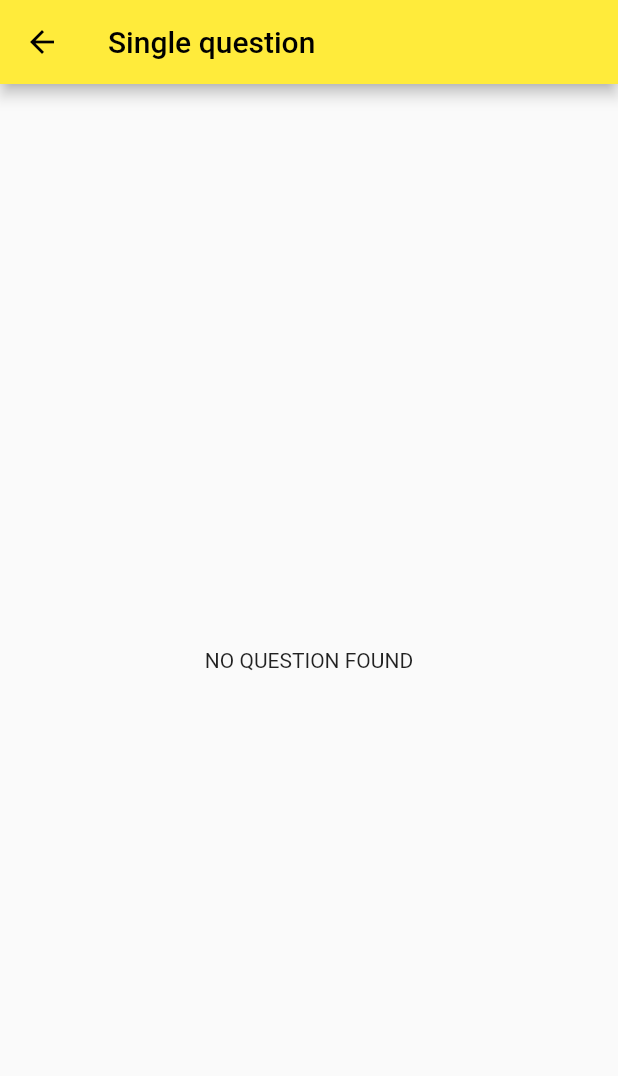
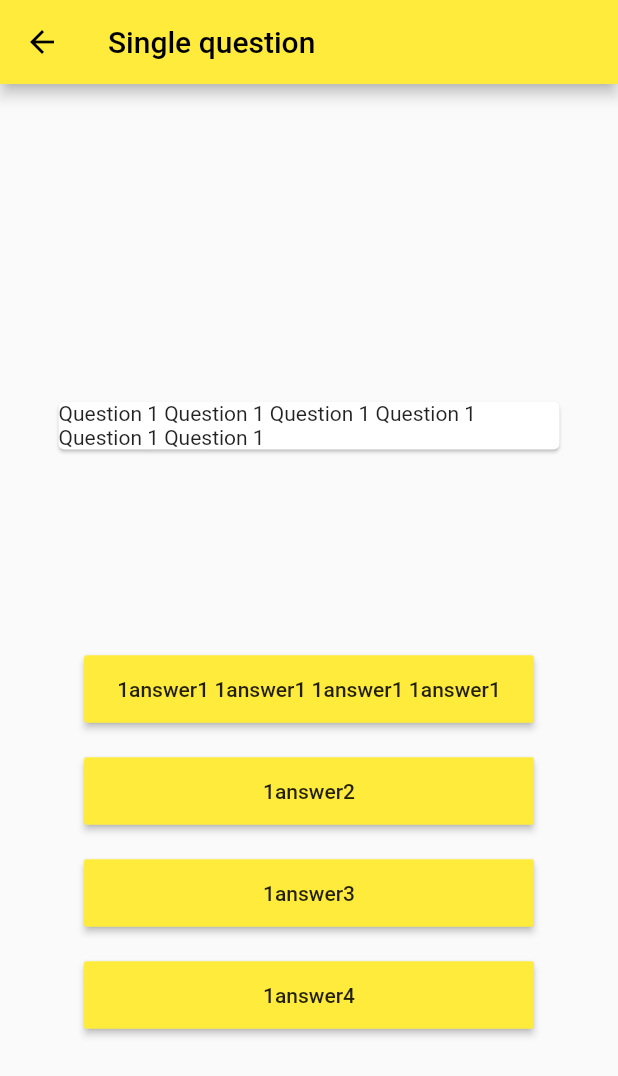
Before and after one commit to arturoszulc/sepapka, a Flutter app: the screen it shows after launch, after a tap on "Sign in", after a tap on "Losowe pytanie", on a phone screen of 412 x 824 dp. Shown: the top 1076 px of the screen. Run offline on Flutter 3.47's test engine with Material 2 defaults, Android fonts, the phone set to English and light mode, and no system bars; our stand-ins replace flutter_spinkit, get_it; accounts and stored records are empty.

Commit message:
Layout of single question screen

```diff
--- a/lib/model_layer/models/logged_user.dart
+++ b/lib/model_layer/models/logged_user.dart
@@ -6,7 +6,7 @@ class LoggedUser {
   int qListVersion;
   List<QMap> qListNew;
   List<QMap> qListPractice;
-  List<QMap> qListDeleted;
+  List<QMap> qListNotShown;
 
   LoggedUser(
       {
@@ -14,6 +14,6 @@ class LoggedUser {
         required this.qListVersion,
         required this.qListNew,
         required this.qListPractice,
-        required this.qListDeleted
+        required this.qListNotShown
       });
 }
--- a/lib/model_layer/models/question_map.dart
+++ b/lib/model_layer/models/question_map.dart
@@ -7,4 +7,10 @@ class QMap {
     required this.id,
     required this.dateModified,
     required this.numberFib});
+
+  @override
+  toString() {
+    return '{id: $id, dateModified: $dateModified, numberFib: $numberFib';
+  }
+
 }
--- a/lib/model_layer/services/auth.dart
+++ b/lib/model_layer/services/auth.dart
@@ -29,9 +29,9 @@ UserService _userService = serviceLocator.get<UserService>();
 
       if (data != null) {
         await _userService.createUser(data);
-        var result = _userService.getUser();
+        var result = _userService.loggedUser;
       if (result != null) {
-        return Success(response: 'User created successfully');
+        return Success(object: 'User created successfully');
       }
       }
     } catch (e) {
--- a/lib/model_layer/services/database.dart
+++ b/lib/model_layer/services/database.dart
@@ -18,14 +18,14 @@ class DatabaseService {
       qListVersion: 1,
       qListNew: [
         QMap(id: qList[0].id, dateModified: '2021-00-00', numberFib: 0),
+        QMap(id: qList[1].id, dateModified: '2021-00-00', numberFib: 0),
       ],
       qListPractice: [
-        QMap(id: qList[1].id, dateModified: '2021-00-00', numberFib: 0),
         QMap(id: qList[2].id, dateModified: '2021-00-00', numberFib: 0),
         QMap(id: qList[3].id, dateModified: '2021-00-00', numberFib: 0),
 
       ],
-      qListDeleted: [
+      qListNotShown: [
         QMap(id: qList[4].id, dateModified: '2021-00-00', numberFib: 0),
         QMap(id: qList[5].id, dateModified: '2021-00-00', numberFib: 0),
 
--- a/lib/model_layer/services/question.dart
+++ b/lib/model_layer/services/question.dart
@@ -1,5 +1,6 @@
 import 'package:flutter/foundation.dart';
 import 'package:flutter/material.dart';
+import 'package:sepapka/model_layer/models/question_map.dart';
 import 'package:sepapka/model_layer/services/database.dart';
 import 'package:sepapka/model_layer/services/user_service.dart';
 import 'package:sepapka/utils/api_status.dart';
@@ -25,14 +26,14 @@ class QuestionService{
 
 
   //Methods
-  Future prepareKnownQuestion() async {
+  Future prepareNewQuestion() async {
 
     //get ID of first KnownQuestion from user qKnownList
-    var result = await _userService.getKnownQuestionID();
+    var result = await _userService.getNewQuestionQMap();
 
     if (result is Success) {
-      var qId = result.response as String;
-      _singleKnownQuestion = qListGlobal.firstWhereOrNull((element) => element.id == qId);
+      var qMap = result.object as QMap;
+      _singleKnownQuestion = qListGlobal.firstWhereOrNull((element) => element.id == qMap.id);
       debugPrint('single question known: $_singleKnownQuestion');
     }
     else {
@@ -41,15 +42,19 @@ class QuestionService{
   }
 
 
-  Future moveQuestionToPractice(String questionId) async {
+  Future<Object> moveNewQuestionToPractice(String questionId) async {
 
-    //Place Question in the right list
-    var updatedUser = await _userService.moveQuestionToPractice(questionId);
+    //Place Question in the right list and get updated User object
+    var moveResult = await _userService.moveNewQuestionToPractice(questionId);
 
-    if (updatedUser != null) {
-      //Send updated User to database
+    if (moveResult is Success) {
+      //If question was moved successfully, the response contains updated user
+    return Success();
     }
-
+    else {
+      //return error message back
+      return moveResult;
+    }
   }
 
 }
--- a/lib/model_layer/services/user_service.dart
+++ b/lib/model_layer/services/user_service.dart
@@ -1,3 +1,4 @@
+import 'package:collection/collection.dart';
 import 'package:flutter/material.dart';
 import 'package:sepapka/model_layer/models/logged_user.dart';
 import 'package:sepapka/model_layer/models/question_map.dart';
@@ -14,18 +15,26 @@ class UserService {
     debugPrint('LoggedUser created: $_loggedUser');
   }
 
-  getKnownQuestionID() {
-    debugPrint('UserService.getKnownQuestionID deployed');
-    String? qId = _loggedUser!.qListDeleted.first['id'];
+  getNewQuestionQMap() {
+    QMap qMap = _loggedUser!.qListNew.first;
 
-    if (qId != null) {
-      return Success(response: qId);
+    if (qMap != null) {
+      return Success(object: qMap);
     } else {
-      return Failure(errorResponse: 'No question found');
+      return Failure(errorResponse: 'No New question found');
     }
   }
 
-  Future<LoggedUser?> moveQuestionToPractice(String questionId) async {
+  Future<Object> moveNewQuestionToPractice(String questionId) async {
+    //Get QMap by ID from qNewList
+    var qMap = getQMapFromNewById(questionId);
+
+    if (qMap != null) {
+      var addResult = await addQuestionToPractice(qMap);
+      if (addResult is Success) {
+        return Success(object: _loggedUser);
+      }
+    }
 
     //find Question by ID, retrieve it's QMap, and delete it form list
 
@@ -33,22 +42,27 @@ class UserService {
 
     //Add QMap to Practice List
 
-      return _loggedUser;
-
+    return _loggedUser!;
   }
 
-  QMap? getQMapById(String questionId) {
+  QMap? getQMapFromNewById(String questionId) {
     //Look it up
-    return null;
+    QMap? qMap = _loggedUser!.qListNew
+        .firstWhereOrNull((element) => element.id == questionId);
+    if (qMap != null) {
+      _loggedUser!.qListNew.remove(qMap);
+    }
+    return qMap;
   }
 
- removeQuestionFromNew(String questionId) {
-  if (_loggedUser!.qListNew.contains({'id': questionId})) {
-    return true;
+  addQuestionToPractice(QMap qMap) {
+    if (_loggedUser!.qListPractice.contains(qMap)) {
+      return Failure(
+          errorResponse:
+              'addQuestionToPractice() error: Question is already in qListPractice');
+    } else {
+      _loggedUser!.qListPractice.add(qMap);
+      return Success();
+    }
   }
 }
-
-removeQuestionFromKnown(String questionId) {}
-
-removeQUestionFromUnknown(String questionId) {}
-}
--- a/lib/utils/api_status.dart
+++ b/lib/utils/api_status.dart
@@ -1,13 +1,14 @@
 class Success {
   int? code;
-  Object? response;
+  Object? object;
 
-  Success({this.code, this.response});
+  Success({this.code, this.object});
 }
 
 class Failure {
   int? code;
-  Object? errorResponse;
+  String? errorResponse;
+
 
   Failure({this.code, this.errorResponse});
 }
--- a/lib/view_layer/authenticate/sing_in_screen.dart
+++ b/lib/view_layer/authenticate/sing_in_screen.dart
@@ -12,8 +12,8 @@ class SignInScreen extends StatelessWidget {
     final manager = Provider.of<Manager>(context);
     return Scaffold(
       appBar: AppBar(title: Text('Sign In Screen'),),
-      body: Column(
-        children: [
+      body: Center(
+        child:
           ElevatedButton(
             onPressed: () {
               var result = manager.signIn(email: 'test', password: '111');
@@ -21,7 +21,7 @@ class SignInScreen extends StatelessWidget {
             child: Text('Sign in'),
           ),
 
-        ],
+
       ),
     );
   }
--- /dev/null
+++ b/lib/view_layer/custom_widgets/answer_button.dart
@@ -0,0 +1,29 @@
+import 'package:flutter/material.dart';
+
+
+
+class AnswerButton extends StatelessWidget {
+  final String answer;
+  final VoidCallback onSelected;
+
+  const AnswerButton({Key? key, required this.answer, required this.onSelected}) : super(key: key);
+
+  @override
+  Widget build(BuildContext context) {
+    return Padding(
+      padding: const EdgeInsets.symmetric(
+        vertical: 10.0,
+        horizontal: 20.0,
+      ),
+      child: MaterialButton(
+        onPressed: () {
+          onSelected();
+        },
+        minWidth: 300,
+        height: 45.0,
+        color: Colors.yellow,
+        child: Text(answer),
+      ),
+    );
+  }
+}
--- a/lib/view_layer/menu_screen.dart
+++ b/lib/view_layer/menu_screen.dart
@@ -28,14 +28,14 @@ class Menu extends StatelessWidget {
             ElevatedButton(
 
               onPressed: () async {
-                await manager.prepareSingleQuestion();
+                await manager.prepareNewQuestion();
                 Navigator.pushNamed(context, '/question-single');
               },
               child: Text('Losowe pytanie'),
             ),
             Text('LoggedUser ID: ${manager.loggedUser!.documentId}'),
             Text('LoggedUser qNew: ${manager.loggedUser!.qListNew}'),
-            Text('LoggedUser qKnown: ${manager.loggedUser!.qListDeleted}'),
+            Text('LoggedUser qKnown: ${manager.loggedUser!.qListNotShown}'),
             Text('LoggedUser qUnknown: ${manager.loggedUser!.qListPractice}'),
 
           ],
--- a/lib/view_layer/question_single_screen.dart
+++ b/lib/view_layer/question_single_screen.dart
@@ -1,58 +1,69 @@
 import 'package:flutter/material.dart';
 import 'package:provider/provider.dart';
 import 'package:sepapka/model_layer/question.dart';
+import 'package:sepapka/utils/consts.dart';
 import 'package:sepapka/viewmodel_layer/manager.dart';
 
+import 'custom_widgets/answer_button.dart';
 
 class QuestionSingleScreen extends StatelessWidget {
   const QuestionSingleScreen({Key? key}) : super(key: key);
 
   @override
   Widget build(BuildContext context) {
-
     final manager = Provider.of<Manager>(context);
     Question? question = manager.singleKnownQuestion;
     return Scaffold(
       appBar: AppBar(
         title: const Text('Single question'),
       ),
-      body: question == null ? const Center(child: Text('NO QUESTION FOUND'),) : Padding(
-        padding: const EdgeInsets.all(20.0),
-        child: Column(
-          children: [
-            Card(child: Text(question.q)),
-            ElevatedButton(
-              onPressed: () async {
-                await manager.moveQuestionToPractice(question.id);
-
-              },
-              child: Text('Show answer'),
+      body: question == null
+          ? const Center(
+              child: Text('NO QUESTION FOUND'),
+            )
+          : Padding(
+              padding: const EdgeInsets.all(20.0),
+              child: Column(mainAxisSize: MainAxisSize.min, children: [
+                Expanded(
+                  flex: 3,
+                  child: Container(
+                    padding: EdgeInsets.all(15.0),
+                    alignment: Alignment.bottomLeft,
+                    child: Card(
+                      child: Text(
+                        question.q,
+                        maxLines: 3,
+                      ),
+                    ),
+                  ),
+                ),
+                Expanded(
+                  flex: 6,
+                  child: Column(
+                      mainAxisAlignment: MainAxisAlignment.center,
+                      children: [
+                        AnswerButton(
+                          answer: question.a1,
+                          onSelected: () {},
+                        ),
+                        AnswerButton(
+                          answer: question.a2,
+                          onSelected: () {},
+                        ),
+                        AnswerButton(
+                          answer: question.a3,
+                          onSelected: () {},
+                        ),
+                        AnswerButton(
+                          answer: question.a4,
+                          onSelected: () {},
+                        ),
+                      ]),
+                ),
+              ]),
             ),
-          ],
-        ),
-      ),
-      // floatingActionButtonLocation: FloatingActionButtonLocation.centerFloat,
-      // // floatingActionButtonAnimator: FloatingActionButtonAnimator.scaling,
-      // floatingActionButton: !isExpanded ? Row(
-      //   mainAxisSize: MainAxisSize.min,
-      //   children: <Widget> [
-      //     FloatingActionButton.extended(
-      //       heroTag: 'known',
-      //       backgroundColor: Colors.green,
-      //       label: Text('UMIEM', style: TextStyle(color: Colors.white, fontWeight: FontWeight.bold),),
-      //       icon: Icon(Icons.check, color: Colors.white),
-      //       onPressed: () {},
-      //     ),
-      //     SizedBox(width: 10.0,),
-      //     FloatingActionButton.extended(
-      //       heroTag: 'unknown',
-      //       backgroundColor: Colors.red,
-      //       label: Text('NIE UMIEM', style: TextStyle(color: Colors.white, fontWeight: FontWeight.bold),),
-      //       icon: Icon(Icons.clear, color: Colors.white),
-      //       onPressed: () {},
-      //     )
-      //   ],
-      // ) : null,
     );
   }
+
+
 }
--- a/lib/viewmodel_layer/manager.dart
+++ b/lib/viewmodel_layer/manager.dart
@@ -35,7 +35,7 @@ class Manager extends ChangeNotifier {
     var result = await _authService.signInEmail(email, password);
     // var result = await UserService.getUser(email, password);
     if (result is Success) {
-      debugPrint('Manager.signIn() SUCCESS response: ${result.response}');
+      debugPrint('Manager.signIn() SUCCESS response: ${result.object}');
     }
     if (result is Failure) {
       debugPrint('Manager.signIn() failure response: ${result.errorResponse}');
@@ -43,11 +43,23 @@ class Manager extends ChangeNotifier {
     setLoading(false);
   }
 
-  prepareSingleQuestion() async {
-    await _questionService.prepareKnownQuestion();
+  prepareNewQuestion() async {
+    await _questionService.prepareNewQuestion();
+  }
+  preparePracticeQuestion() async {
+
   }
 
-  moveQuestionToPractice(String questionId) async {
-    await _questionService.moveQuestionToPractice(questionId);
+  moveQuestionToNew() {
+
+  }
+  moveNewQuestionToPractice(String questionId) async {
+    var result = await _questionService.moveNewQuestionToPractice(questionId);
+    if (result is Success) {
+      debugPrint('moveNewQuestionToPractice done');
+    }
+    if (result is Failure) {
+      debugPrint(result.errorResponse);
+    }
 }
 }
```
Also changed, not shown: lib/utils/consts.dart (+8 -1 lines).
